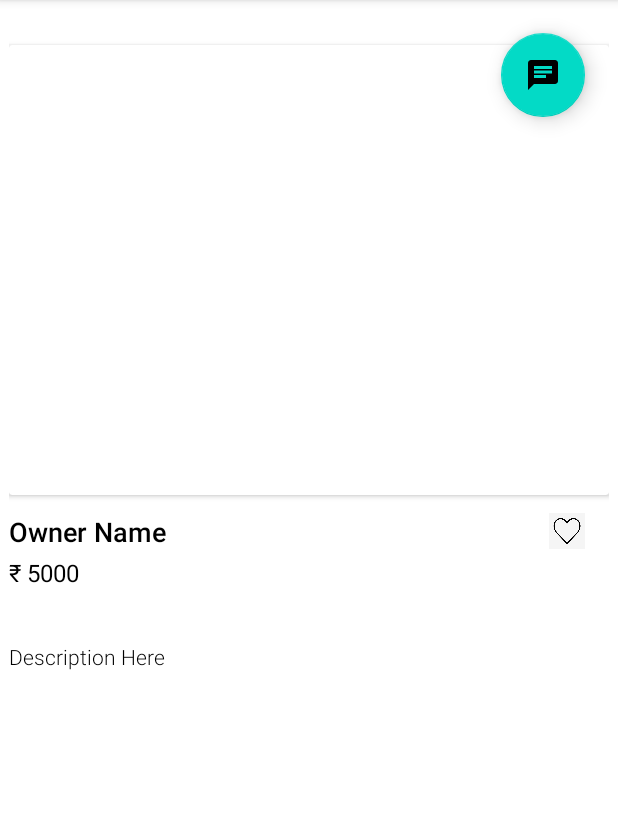
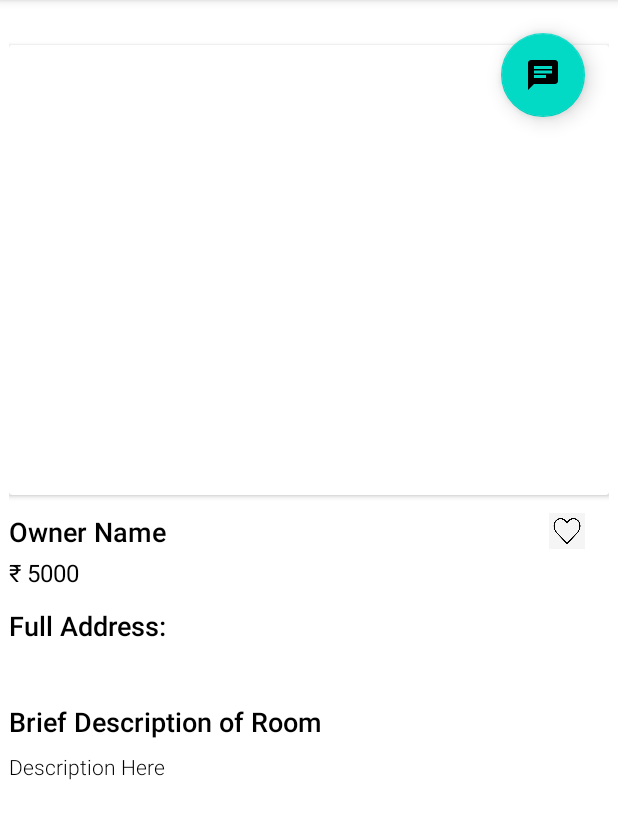
Before and after one commit to vickyvikas514/ToRento, an Android app: the descripn screen opened directly, with no data from a screen before it, on a phone screen of 412 x 824 dp, the part 84-923 px from its top. Run offline under Robolectric (Android 15) with nearby library versions, the phone set to English and light mode, and no system bars; our stand-ins replace Firebase (no records; nobody signed in at launch, a user with empty details on screens opened directly); 5 statements that could not run were skipped.

Commit message:
Changed some UI elements on description page.

```diff
--- a/app/src/main/java/com/example/torento/COMMON/Descripn.kt
+++ b/app/src/main/java/com/example/torento/COMMON/Descripn.kt
@@ -192,8 +192,8 @@ class descripn : AppCompatActivity() {
                            addressrecieved?.get(key)?.toString() ?: "" // Use empty string if key doesn't exist
                        }
                        binding.fullLocationDetail.text = addressString
-                       binding.amount.text = roomData?.get("amount") as? String ?: "Nil"
-                       binding.ownerName.text = roomData?.get("owner_name") as? String ?: "No owner name is found"
+                       binding.amount.text = "₹ "+roomData?.get("amount") as? String ?: "Nil"
+                       binding.ownerName.text ="Owner's name: " +roomData?.get("owner_name") as? String ?: "No owner name is found"
                        binding.briefDescription.text = roomData?.get("breif_description") as? String ?: "Set a description"
                        // Set the new adapter to the RecyclerView
                        binding.listPhoto.adapter = PicsAdapter(this,imageUriList)
--- a/app/src/main/res/layout/activity_descripn.xml
+++ b/app/src/main/res/layout/activity_descripn.xml
@@ -37,7 +37,7 @@
                 <androidx.recyclerview.widget.RecyclerView
                     android:id="@+id/list_photo"
                     android:layout_width="match_parent"
-                    android:layout_height="200dp"
+                    android:layout_height="300dp"
                     app:layout_constraintTop_toTopOf="parent"
                     app:layout_constraintStart_toStartOf="parent"
                     android:orientation="horizontal"
@@ -89,10 +89,22 @@
 
         <!-- Full Address -->
         <TextView
+            android:id="@+id/Address_Text"
+            android:layout_width="wrap_content"
+            android:layout_height="wrap_content"
+            app:layout_constraintTop_toBottomOf="@id/amount"
+            app:layout_constraintStart_toStartOf="parent"
+            android:text="Full Address:"
+            android:textSize="18sp"
+            android:textColor="@color/black"
+            android:layout_marginTop="12dp"
+            android:fontFamily="sans-serif-medium"/>
+
+        <TextView
             android:id="@+id/full_location_detail"
             android:layout_width="wrap_content"
             android:layout_height="wrap_content"
-            app:layout_constraintTop_toBottomOf="@id/amount"
+            app:layout_constraintTop_toBottomOf="@id/Address_Text"
             app:layout_constraintStart_toStartOf="parent"
 
             android:textColor="@color/black"
@@ -102,10 +114,22 @@
 
         <!-- Brief Description -->
         <TextView
+            android:id="@+id/Room_description_text"
+            android:layout_width="wrap_content"
+            android:layout_height="wrap_content"
+            app:layout_constraintTop_toBottomOf="@id/full_location_detail"
+            app:layout_constraintStart_toStartOf="parent"
+            android:text="Brief Description of Room"
+            android:textSize="18sp"
+            android:textColor="@color/black"
+            android:layout_marginTop="12dp"
+            android:fontFamily="sans-serif-medium"/>
+
+        <TextView
             android:id="@+id/briefDescription"
             android:layout_width="wrap_content"
             android:layout_height="wrap_content"
-            app:layout_constraintTop_toBottomOf="@id/full_location_detail"
+            app:layout_constraintTop_toBottomOf="@id/Room_description_text"
             app:layout_constraintStart_toStartOf="parent"
             android:text="Description Here"
             android:textColor="@color/black"
```
